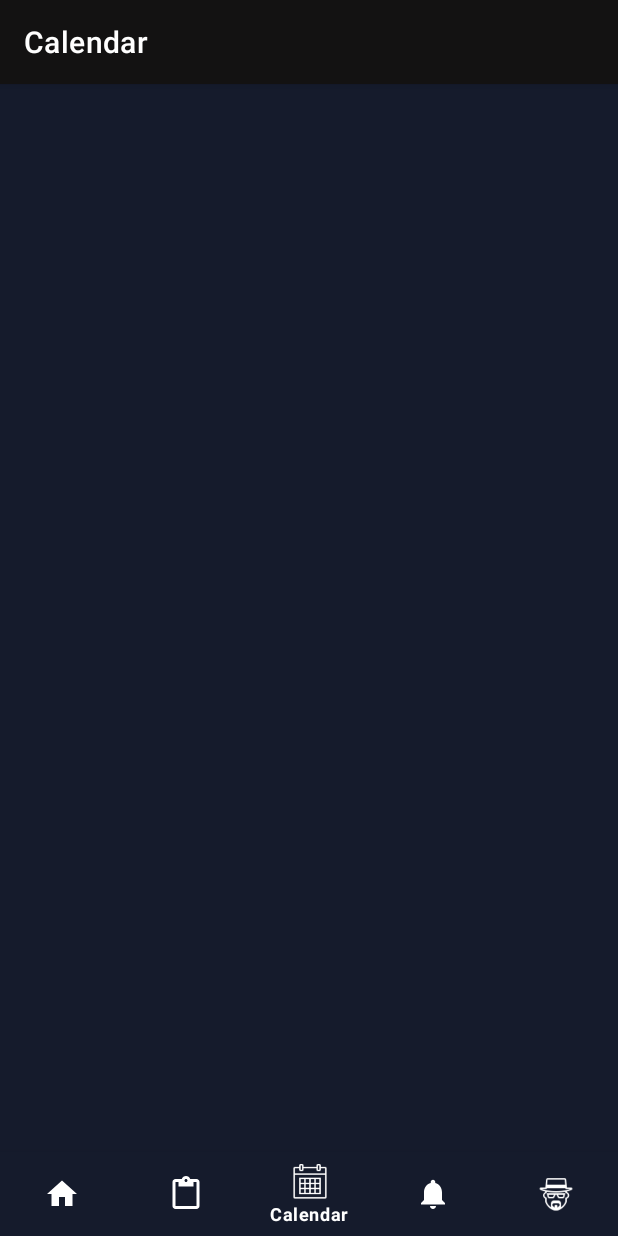
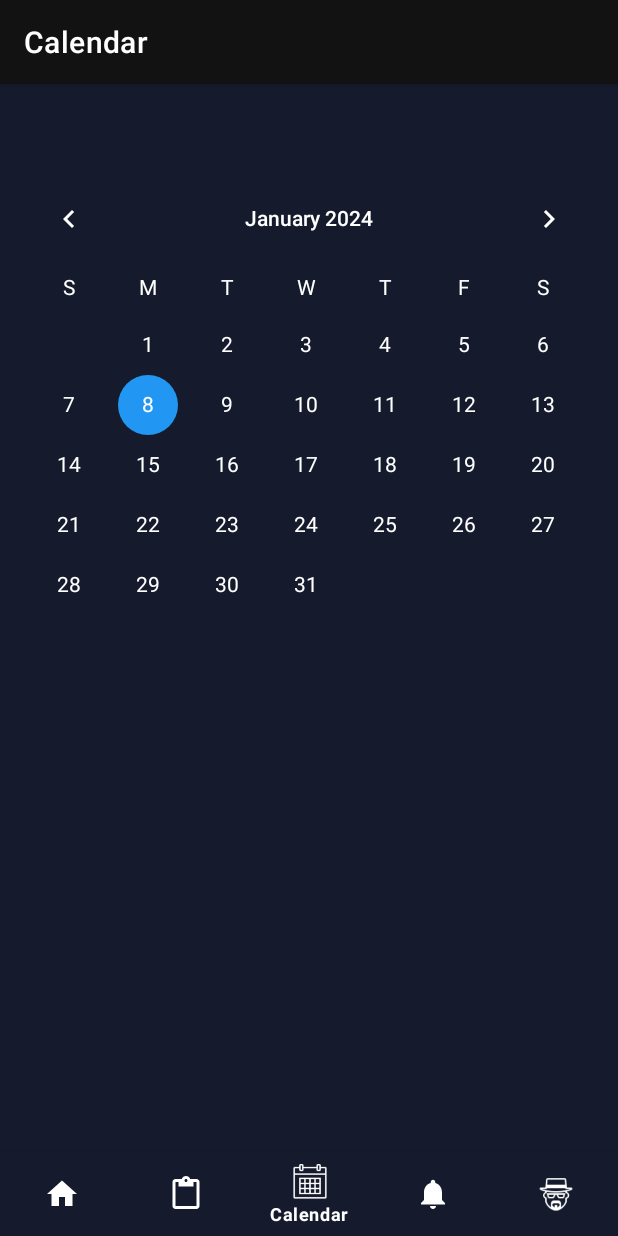
Before and after one commit to Alexmarques11/GymRats, an Android app: the CalendarFragment screen opened through its navigation route, on a phone screen of 412 x 824 dp. Run offline under Robolectric (Android 15) with nearby library versions, the phone set to English and light mode, and no system bars; our stand-ins replace Room's generated code, navigation-ui.

Commit message:
Calendar

```diff
--- a/app/src/main/java/ipca/study/gymrats/ui/calendar/CalendarFragment.kt
+++ b/app/src/main/java/ipca/study/gymrats/ui/calendar/CalendarFragment.kt
@@ -1,23 +1,76 @@
 package ipca.study.gymrats.ui.calendar
 
+import android.graphics.Color
 import android.os.Bundle
 import androidx.fragment.app.Fragment
 import android.view.LayoutInflater
 import android.view.View
 import android.view.ViewGroup
+import android.widget.BaseAdapter
+import android.widget.CalendarView
+import android.widget.ListView
+import android.widget.TextView
+import androidx.lifecycle.Observer
 import ipca.study.gymrats.R
+import ipca.study.gymrats.repository.AppDatabase
+import ipca.study.gymrats.repository.Planos
+import ipca.study.gymrats.toShortDateTime
+import java.util.Calendar
+import java.util.Date
 
 class CalendarFragment : Fragment() {
 
+    var calendarPlanos :List<Planos> = arrayListOf<Planos>()
+
+    val adapter = CalendarAdapter()
 
     override fun onCreateView(
         inflater: LayoutInflater, container: ViewGroup?,
         savedInstanceState: Bundle?
     ): View? {
-            // Inflate the layout for this fragment
-            return inflater.inflate(R.layout.fragment_calendar, container, false)
+        val rootView = inflater.inflate(R.layout.fragment_calendar, container, false)
+
+        val listView = rootView.findViewById<ListView>(R.id.listViewCalendar)
+        listView.adapter = adapter
+
+        val calendarView = rootView.findViewById<CalendarView>(R.id.calendar_view)
+
+        return rootView
     }
 
+    override fun onViewCreated(view: View, savedInstanceState: Bundle?) {
+        super.onViewCreated(view, savedInstanceState)
 
+        val planosDao = AppDatabase.getDatabase(requireContext())?.getPlanosDao()
+        planosDao?.getAll()?.observe(viewLifecycleOwner, Observer {
+            calendarPlanos = it.sortedBy { plano -> plano.date }
+            adapter.notifyDataSetChanged()
+        })
+    }
+
+    inner class CalendarAdapter : BaseAdapter() {
+        override fun getCount(): Int {
+            return calendarPlanos.count()
+        }
+
+        override fun getItem(p0: Int): Any {
+            return calendarPlanos[p0]
+        }
+
+        override fun getItemId(p0: Int): Long {
+            return 0
+        }
+
+        override fun getView(position: Int, convertView: View?, parent: ViewGroup?): View {
+            val rootView = layoutInflater.inflate(R.layout.row_calendar, parent, false)
+            val textViewTipoTreino = rootView.findViewById<TextView>(R.id.textViewTrainingCalendar)
+            val textViewDataPlano = rootView.findViewById<TextView>(R.id.textViewDateCalendar)
+
+            textViewTipoTreino.text = calendarPlanos[position].trainingType
+            textViewDataPlano.text = calendarPlanos[position].date.toShortDateTime()
+
+            return rootView
+        }
+    }
 
 }
--- a/app/src/main/java/ipca/study/gymrats/ui/planos/PlanosFragment.kt
+++ b/app/src/main/java/ipca/study/gymrats/ui/planos/PlanosFragment.kt
@@ -47,7 +47,7 @@ class PlanosFragment : Fragment() {
 
         val planosDao = AppDatabase.getDatabase(requireContext())?.getPlanosDao()
         planosDao?.getAll()?.observe(viewLifecycleOwner, Observer {
-            planos = it
+            planos = it.sortedBy { plano -> plano.date }
             adapter.notifyDataSetChanged()
         })
     }
--- a/app/src/main/res/layout/fragment_calendar.xml
+++ b/app/src/main/res/layout/fragment_calendar.xml
@@ -1,8 +1,23 @@
 <?xml version="1.0" encoding="utf-8"?>
-<FrameLayout xmlns:android="http://schemas.android.com/apk/res/android"
-    xmlns:tools="http://schemas.android.com/tools"
+<LinearLayout
+    xmlns:android="http://schemas.android.com/apk/res/android"
     android:layout_width="match_parent"
     android:layout_height="match_parent"
-    tools:context=".ui.calendar.CalendarFragment"
-    android:background="@color/material_dynamic_secondary10"
-    />
+    android:orientation="vertical"
+    android:background="@color/material_dynamic_secondary10">
+
+    <CalendarView
+        android:id="@+id/calendar_view"
+        android:layout_width="match_parent"
+        android:layout_height="326dp"
+        android:dateTextAppearance="@style/CalenderViewDateCustomText"
+        android:theme="@style/CalenderViewCustom"
+        android:weekDayTextAppearance="@style/CalenderViewWeekCustomText" />
+
+    <ListView
+        android:id="@+id/listViewCalendar"
+        android:layout_width="match_parent"
+        android:layout_height="0dp"
+        android:layout_weight="1" />
+
+</LinearLayout>
--- /dev/null
+++ b/app/src/main/res/values/style.xml
@@ -0,0 +1,18 @@
+<?xml version="1.0" encoding="utf-8"?>
+<resources>
+
+    <style name="CalenderViewCustom" parent="Theme.AppCompat">
+        <item name="colorAccent">#2196F3</item>
+        <item name="colorPrimary">@color/white</item>
+    </style>
+
+    <style name="CalenderViewDateCustomText" parent="android:TextAppearance.DeviceDefault.Small">
+        <item name="android:textColor">@color/white</item>
+        <item name="android:weekNumberColor">@color/black</item>
+    </style>
+
+    <style name="CalenderViewWeekCustomText" parent="android:TextAppearance.DeviceDefault.Small">
+        <item name="android:textColor">@color/white</item>
+    </style>
+
+</resources>
```
Also changed, not shown: app/src/main/java/ipca/study/gymrats/ui/home/HomeViewModel.kt (deleted, +0 -13 lines), app/src/main/res/layout/row_calendar.xml (added, +34 -0 lines). Lines whose indentation alone changed are shown as unchanged.
